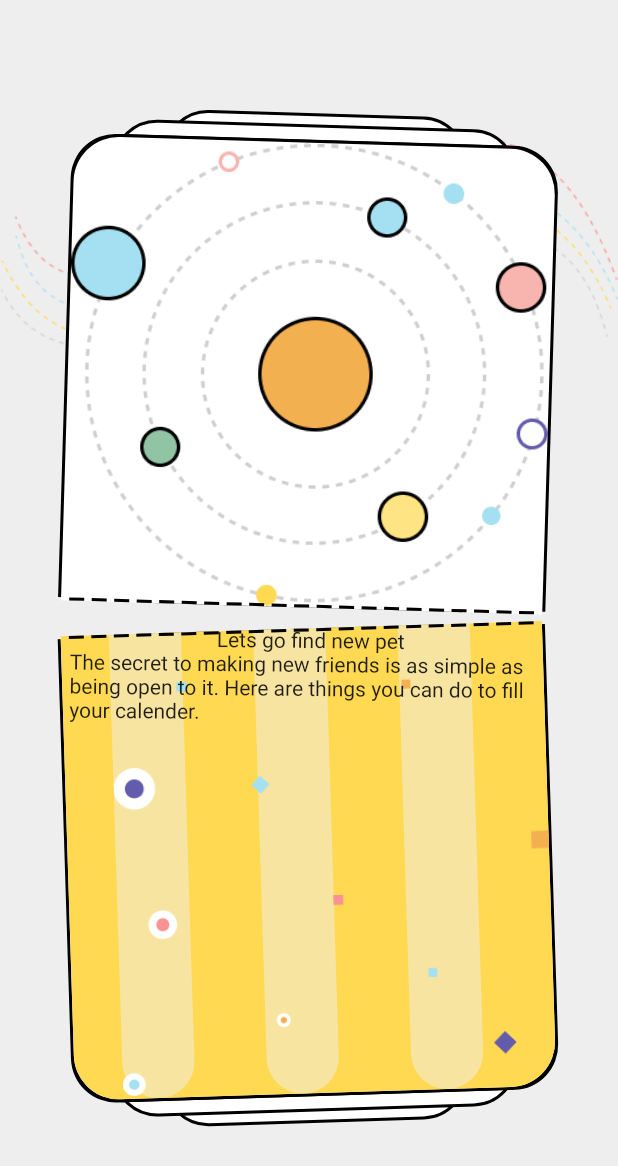
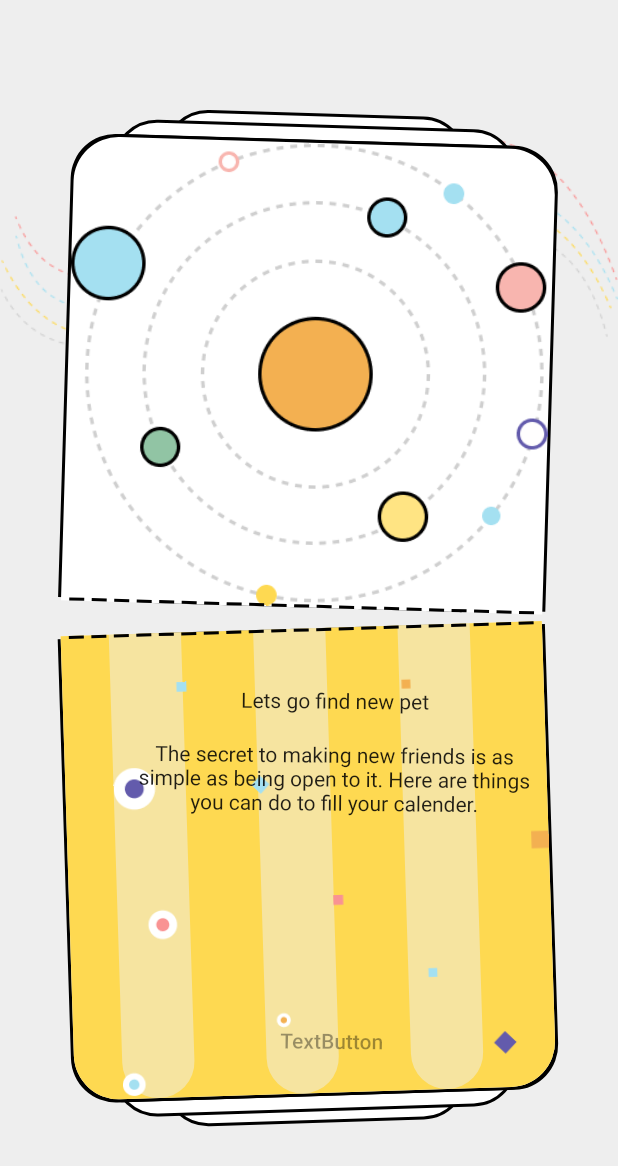
Before and after one commit to Ianodad/pet-finder-app-dribble-clone, a Flutter app: the screen it shows after launch, on a phone screen of 412 x 824 dp. Shown: the top 1166 px of the screen. Run offline on Flutter 3.47's test engine with Material 2 defaults, Android fonts, the phone set to English and light mode, and no system bars.

Commit message:
minor button changes

```diff
--- a/lib/Screens/Welcome/widget/body.dart
+++ b/lib/Screens/Welcome/widget/body.dart
@@ -67,19 +67,36 @@ class Body extends StatelessWidget {
                         ),
                         Transform.rotate(
                           angle: -3.1,
+                          child: LayoutBuilder(
+                            builder: (context, constraints) => Container(
+                              width: constraints.maxWidth * .9,
+                              height: constraints.maxHeight * .9,
+                              padding: EdgeInsets.all(10.0),
+                              alignment: Alignment.center,
                               child: Center(
                                 child: Column(
                                   mainAxisAlignment: MainAxisAlignment.center,
-                                // crossAxisAlignment: CrossAxisAlignment.center,
+                                  crossAxisAlignment: CrossAxisAlignment.center,
                                   children: [
                                     Text("Lets go find new pet"),
+                                    SizedBox(height: 20),
                                     Expanded(
+                                      flex: 1,
                                       child: Text(
-                                        "The secret to making new friends is as simple as being open to it. Here are things you can do to fill your calender."),
+                                        "The secret to making new friends is as simple as being open to it. Here are things you can do to fill your calender.",
+                                        textAlign: TextAlign.center,
+                                      ),
+                                    ),
+                                    TextButton(
+                                      onPressed: null,
+                                      child: Text('TextButton'),
                                     )
                                   ],
                                 ),
-                            ))
+                              ),
+                            ),
+                          ),
+                        ),
                       ],
                     ),
                   ),
```
Lines whose indentation alone changed are shown as unchanged.
